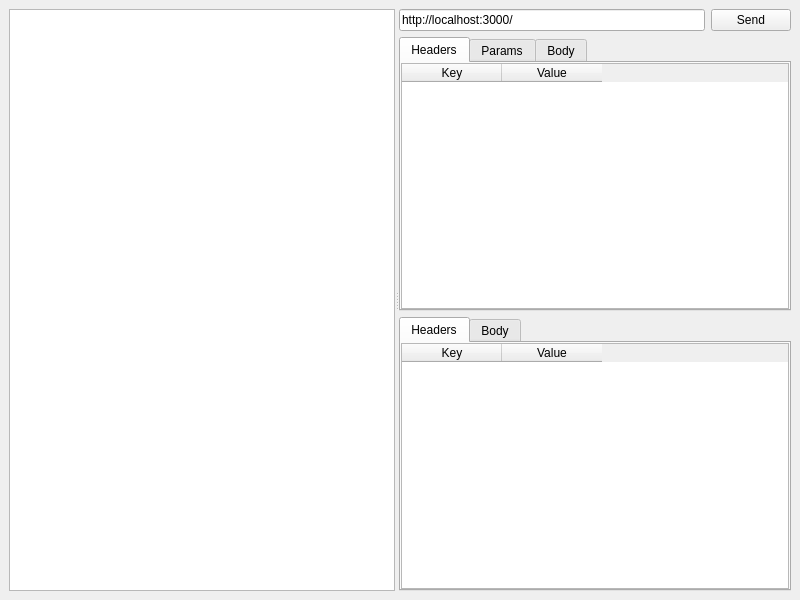
jesusha123/comet, file mainwindow.ui: the form before one commit.
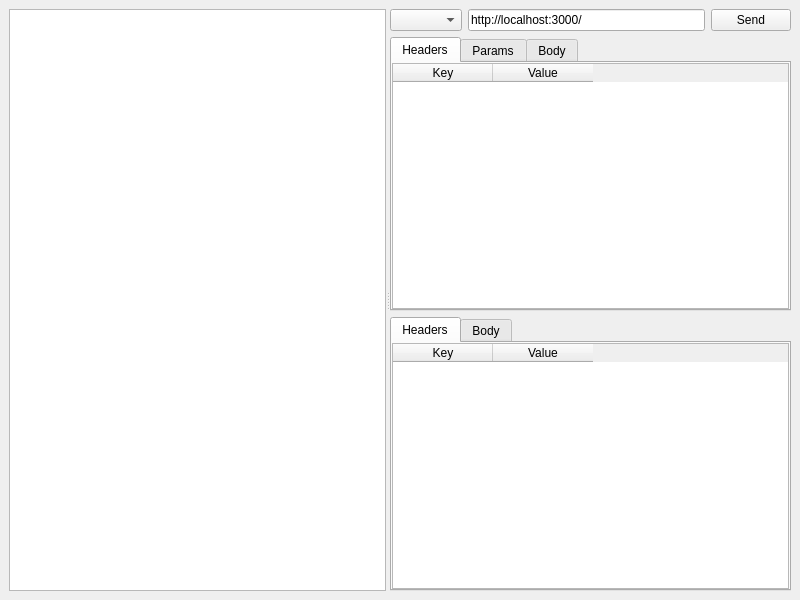
The form after the commit.

Commit message: Support multiple HTTP verbs

What changed in the file:
```diff
--- a/mainwindow.ui
+++ b/mainwindow.ui
@@ -35,6 +35,9 @@
        <layout class="QVBoxLayout" name="verticalLayout">
         <item>
          <layout class="QHBoxLayout" name="horizontalLayout">
+          <item>
+           <widget class="QComboBox" name="verbComboBox"/>
+          </item>
           <item>
            <widget class="QLineEdit" name="urlLineEdit">
             <property name="text">
```
The commit also changes 2 other files.
